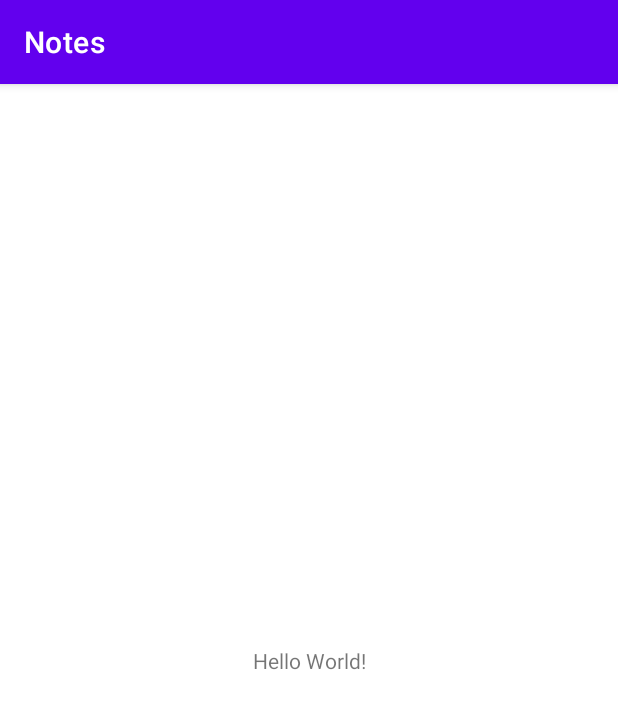
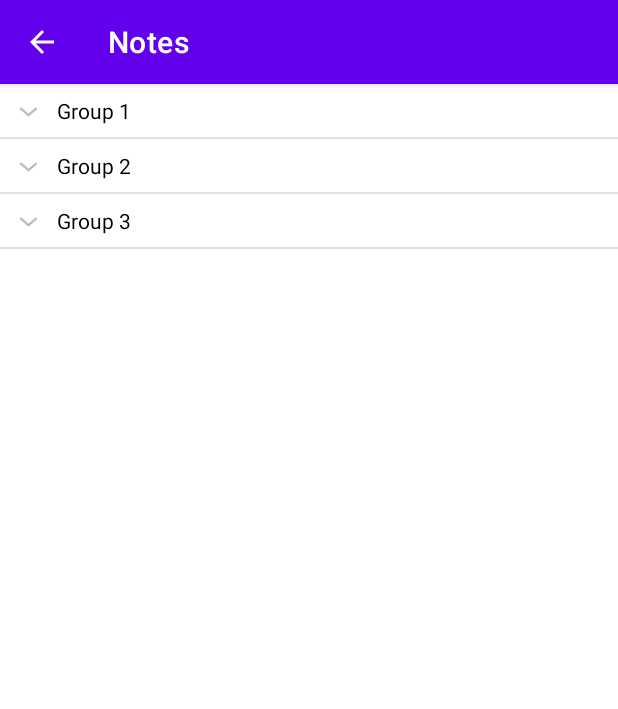
Before and after one commit to DmitrySergienko/Notes, an Android app: the MainActivity screen opened directly, with no data from a screen before it, on a phone screen of 412 x 824 dp. Shown: the top 709 px of the screen. Run offline under Robolectric (Android 15) with nearby library versions, the phone set to English and light mode, and no system bars.

Commit message:
List items attached

```diff
--- a/app/src/main/java/ru/ds/notes/FrDescrip.java
+++ b/app/src/main/java/ru/ds/notes/FrDescrip.java
@@ -7,6 +7,7 @@ import androidx.fragment.app.Fragment;
 import android.view.LayoutInflater;
 import android.view.View;
 import android.view.ViewGroup;
+import android.widget.ExpandableListView;
 
 
 public class FrDescrip extends Fragment {
@@ -16,6 +17,7 @@ public class FrDescrip extends Fragment {
     public void onCreate(Bundle savedInstanceState) {
         super.onCreate(savedInstanceState);
 
+
     }
 
     @Override
@@ -23,5 +25,7 @@ public class FrDescrip extends Fragment {
                              Bundle savedInstanceState) {
         // Inflate the layout for this fragment
         return inflater.inflate(R.layout.fragment_fr_descrip, container, false);
+
+
     }
 }
--- a/app/src/main/java/ru/ds/notes/MainActivity.java
+++ b/app/src/main/java/ru/ds/notes/MainActivity.java
@@ -2,7 +2,16 @@ package ru.ds.notes;
 
 import androidx.appcompat.app.AppCompatActivity;
 
+import android.database.DataSetObserver;
 import android.os.Bundle;
+import android.view.View;
+import android.view.ViewGroup;
+import android.widget.ExpandableListAdapter;
+import android.widget.ExpandableListView;
+import android.widget.Toast;
+
+
+import static android.os.Build.VERSION_CODES.M;
 
 public class MainActivity extends AppCompatActivity {
 
@@ -10,5 +19,18 @@ public class MainActivity extends AppCompatActivity {
     protected void onCreate(Bundle savedInstanceState) {
         super.onCreate(savedInstanceState);
         setContentView(R.layout.activity_main);
+        getSupportActionBar().setDisplayHomeAsUpEnabled(true);
+
+        ExpandableListView listView = (ExpandableListView) findViewById(R.id.ListView);
+
+        listView.setAdapter(new MyExpandableListAdapter(this));
+
+        listView.setOnChildClickListener(new ExpandableListView.OnChildClickListener() {
+            @Override
+            public boolean onChildClick(ExpandableListView parent, View v, int groupPosition, int childPosition, long id) {
+                Toast.makeText(MainActivity.this,"click" + groupPosition + ", child" + childPosition, Toast.LENGTH_LONG).show();
+                return false;
+            }
+        });
     }
 }
--- /dev/null
+++ b/app/src/main/java/ru/ds/notes/MyExpandableListAdapter.java
@@ -0,0 +1,141 @@
+package ru.ds.notes;
+
+
+import android.content.Context;
+import android.view.LayoutInflater;
+import android.view.View;
+import android.view.ViewGroup;
+import android.widget.BaseExpandableListAdapter;
+import android.widget.TextView;
+
+
+public class MyExpandableListAdapter extends BaseExpandableListAdapter {
+    private Context context;
+
+    public MyExpandableListAdapter(Context context){
+        this.context = context;
+    }
+
+    @Override
+    public int getGroupCount() {
+        return 3;
+    }
+
+    @Override
+    public int getChildrenCount(int groupPosition) {
+        return 3;
+    }
+
+    @Override
+    public Object getGroup(int groupPosition) {
+        return null;
+    }
+
+    @Override
+    public Object getChild(int groupPosition, int childPosition) {
+        return null;
+    }
+
+    @Override
+    public long getGroupId(int groupPosition) {
+        return groupPosition;
+    }
+
+    @Override
+    public long getChildId(int groupPosition, int childPosition) {
+        return childPosition;
+    }
+
+    @Override
+    public boolean hasStableIds() {
+        return true;
+    }
+
+    @Override
+    public View getGroupView(int groupPosition, boolean isExpanded, View groupView, ViewGroup parent) {
+        if (groupView == null) {
+            LayoutInflater inflater = (LayoutInflater) context.getSystemService(Context.LAYOUT_INFLATER_SERVICE);
+            groupView = inflater.inflate(R.layout.listview_group, null);
+        }
+
+        switch (groupPosition) {
+            case 0: {
+                ((TextView) groupView.findViewById(R.id.question)).setText("Group 1");
+            } break;
+
+            case 1: {
+                ((TextView) groupView.findViewById(R.id.question)).setText("Group 2");
+            } break;
+
+            case 2: {
+                ((TextView) groupView.findViewById(R.id.question)).setText("Group 3");
+            } break;
+        }
+
+        return groupView;
+    }
+
+    @Override
+    public View getChildView(int groupPosition, int childPosition, boolean isLastChild, View childView, ViewGroup parent) {
+        LayoutInflater inflater = (LayoutInflater) context.getSystemService(Context.LAYOUT_INFLATER_SERVICE);
+
+        childView = inflater.inflate(R.layout.listview_child, null);
+
+        switch (groupPosition) {
+            case 0: {
+                switch (childPosition) {
+                    case 0: {
+                        ((TextView) childView.findViewById(R.id.answer)).setText("Group 1 child 1");
+                    } break;
+
+                    case 1: {
+                        ((TextView) childView.findViewById(R.id.answer)).setText("Group 1 child 2");
+                    } break;
+
+                    case 2: {
+                        ((TextView) childView.findViewById(R.id.answer)).setText("Group 1 child 3");
+                    } break;
+                }
+            } break;
+
+            case 1: {
+                switch (childPosition) {
+                    case 0: {
+                        ((TextView) childView.findViewById(R.id.answer)).setText("Group 2 child 1");
+                    } break;
+
+                    case 1: {
+                        ((TextView) childView.findViewById(R.id.answer)).setText("Group 2 child 2");
+                    } break;
+
+                    case 2: {
+                        ((TextView) childView.findViewById(R.id.answer)).setText("Group 2 child 3");
+                    } break;
+                }
+            } break;
+
+            case 2: {
+                switch (childPosition) {
+                    case 0: {
+                        ((TextView) childView.findViewById(R.id.answer)).setText("Group 3 child 1");
+                    } break;
+
+                    case 1: {
+                        ((TextView) childView.findViewById(R.id.answer)).setText("Group 3 child 2");
+                    } break;
+
+                    case 2: {
+                        ((TextView) childView.findViewById(R.id.answer)).setText("Group 3 child 3");
+                    } break;
+                }
+            } break;
+        }
+
+        return childView;
+    }
+
+    @Override
+    public boolean isChildSelectable(int groupPosition, int childPosition) {
+        return true;
+    }
+}
--- a/app/src/main/res/layout/activity_main.xml
+++ b/app/src/main/res/layout/activity_main.xml
@@ -6,13 +6,17 @@
     android:layout_height="match_parent"
     tools:context=".MainActivity">
 
-    <TextView
-        android:layout_width="wrap_content"
-        android:layout_height="wrap_content"
-        android:text="Hello World!"
-        app:layout_constraintBottom_toBottomOf="parent"
-        app:layout_constraintLeft_toLeftOf="parent"
-        app:layout_constraintRight_toRightOf="parent"
-        app:layout_constraintTop_toTopOf="parent" />
+    <FrameLayout
+        android:layout_width="match_parent"
+        android:layout_height="match_parent">
 
+        <ExpandableListView
+            android:layout_width="match_parent"
+            android:layout_height="match_parent"
+            android:id="@+id/ListView"
+            android:choiceMode="singleChoice"
+            android:dividerHeight="1dp">
+
+        </ExpandableListView>
+    </FrameLayout>
 </androidx.constraintlayout.widget.ConstraintLayout>
--- a/app/src/main/res/layout/fragment_fr_descrip.xml
+++ b/app/src/main/res/layout/fragment_fr_descrip.xml
@@ -5,10 +5,6 @@
     android:layout_height="match_parent"
     tools:context=".FrDescrip">
 
-    <!-- TODO: Update blank fragment layout -->
-    <TextView
-        android:layout_width="match_parent"
-        android:layout_height="match_parent"
-        android:text="@string/hello_blank_fragment" />
+
 
 </FrameLayout>
--- a/app/src/main/res/layout/layout_nav_drawer_main.xml
+++ b/app/src/main/res/layout/layout_nav_drawer_main.xml
@@ -13,6 +13,7 @@
         android:background="@color/teal_200"
         app:layout_behavior="com.google.android.material.appbar.AppBarLayout$ScrollingViewBehavior">
 
+
     </androidx.fragment.app.FragmentContainerView>
 
 </androidx.coordinatorlayout.widget.CoordinatorLayout>
--- /dev/null
+++ b/app/src/main/res/layout/listview_group.xml
@@ -0,0 +1,18 @@
+<?xml version="1.0" encoding="UTF-8"?>
+
+<LinearLayout xmlns:android="http://schemas.android.com/apk/res/android"
+    android:layout_width="match_parent"
+    android:layout_height="match_parent"
+    android:orientation="horizontal">
+
+    <TextView
+        android:id="@+id/question"
+        android:layout_width="match_parent"
+        android:layout_height="match_parent"
+        android:layout_gravity="center_vertical"
+        android:layout_margin="8dp"
+        android:paddingLeft="30dp"
+        android:text="Group name"
+        android:textColor="@android:color/black" />
+
+</LinearLayout>
--- a/app/src/main/res/menu/menu_drav.xml
+++ b/app/src/main/res/menu/menu_drav.xml
@@ -25,4 +25,5 @@
         app:showAsAction="always">
 
     </item>
+
 </menu>
--- a/app/src/main/res/values/themes.xml
+++ b/app/src/main/res/values/themes.xml
@@ -3,7 +3,7 @@
     <style name="Theme.Notes" parent="Theme.MaterialComponents.DayNight.DarkActionBar">
         <!-- Primary brand color. -->
         <item name="colorPrimary">@color/purple_500</item>
-        <item name="colorPrimaryVariant">@color/black</item>
+        <item name="colorPrimaryVariant">@color/purple_700</item>
         <item name="colorOnPrimary">@color/white</item>
         <!-- Secondary brand color. -->
         <item name="colorSecondary">@color/teal_200</item>
```
Also changed, not shown: app/src/main/AndroidManifest.xml (+5 -2 lines), app/src/main/java/ru/ds/notes/NavDrawableActivity.java (+8 -12 lines), app/src/main/res/layout/listview_child.xml (added, +17 -0 lines).
